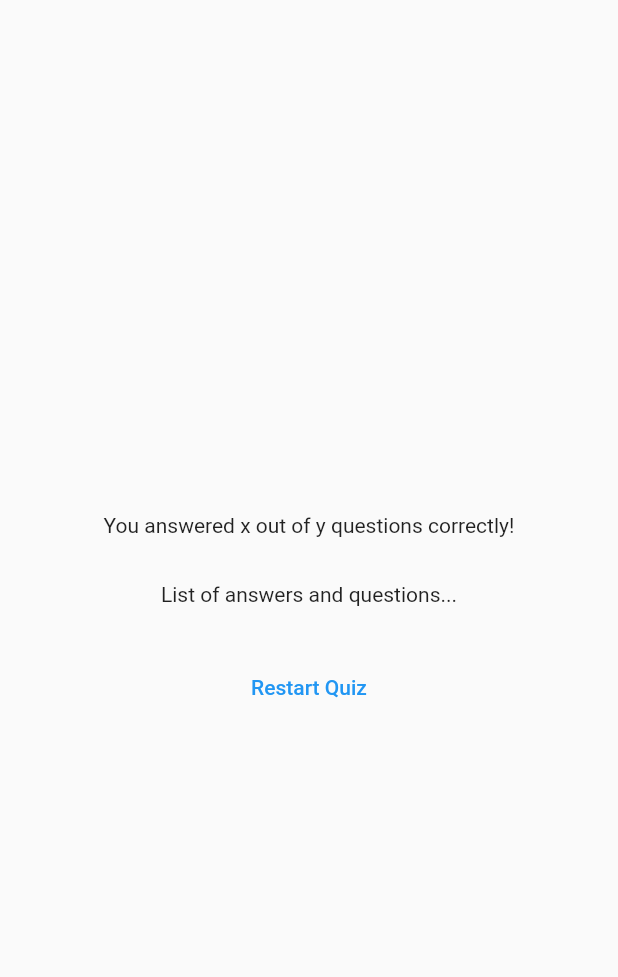
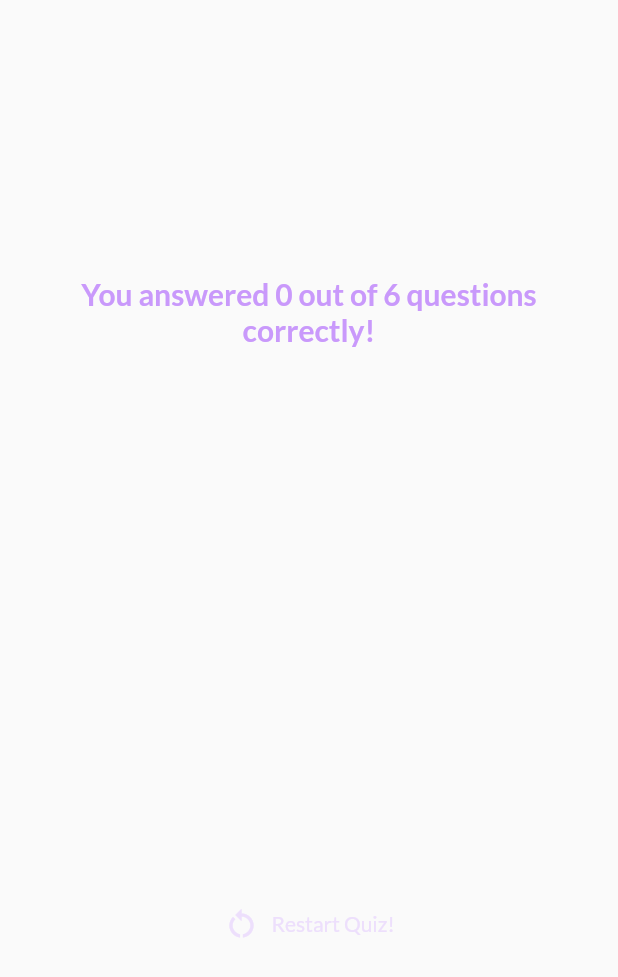
Before and after one commit to minkhantko-0/quiz-app, a Flutter app: the ResultsScreen widget shown alone on an empty page, opened directly with empty values, on a phone screen of 412 x 824 dp. Shown: the top 977 px of the screen. Run offline on Flutter 3.47's test engine with Material 2 defaults, Android fonts, the phone set to English and light mode, and no system bars; our stand-ins replace google_fonts.

Commit message:
ui changes finalized and restart quiz feature added

```diff
--- a/lib/results_screen.dart
+++ b/lib/results_screen.dart
@@ -1,10 +1,17 @@
 import 'package:first_app/data/questions.dart';
+import 'package:first_app/questions_summary.dart';
+import 'package:google_fonts/google_fonts.dart';
 import 'package:flutter/material.dart';
 
 class ResultsScreen extends StatelessWidget {
-  const ResultsScreen({required this.chosenAnswers, super.key});
+  const ResultsScreen({
+    required this.chosenAnswers,
+    required this.onRestart,
+    super.key,
+  });
 
   final List<String> chosenAnswers;
+  final Function() onRestart;
 
   List<Map<String, Object>> getSummaryData() {
     final List<Map<String, Object>> summary = [];
@@ -23,6 +30,14 @@ class ResultsScreen extends StatelessWidget {
 
   @override
   Widget build(context) {
+    final summaryData = getSummaryData();
+    final numTotalQuestions = questions.length;
+    final numCorrectAnswers = summaryData
+        .where(
+          (summary) => summary["user_answer"] == summary["correct_answer"],
+        )
+        .length;
+
     return SizedBox(
       width: double.infinity,
       child: Container(
@@ -30,13 +45,28 @@ class ResultsScreen extends StatelessWidget {
         child: Column(
           mainAxisAlignment: MainAxisAlignment.center,
           children: [
-            const Text('You answered x out of y questions correctly!'),
+            Text(
+              'You answered $numCorrectAnswers out of $numTotalQuestions questions correctly!',
+              style: GoogleFonts.lato(
+                color: const Color.fromARGB(255, 201, 153, 251),
+                fontSize: 20,
+                fontWeight: FontWeight.bold,
+              ),
+              textAlign: TextAlign.center,
+            ),
             const SizedBox(height: 30),
-            const Text('List of answers and questions...'),
+            QuestionsSummary(getSummaryData()),
             const SizedBox(height: 30),
-            TextButton(
-              onPressed: () {},
-              child: const Text('Restart Quiz'),
+            TextButton.icon(
+              onPressed: onRestart,
+              icon: const Icon(Icons.restart_alt_sharp),
+              style: TextButton.styleFrom(
+                foregroundColor: const Color.fromARGB(255, 237, 223, 252),
+              ),
+              label: Text(
+                "Restart Quiz!",
+                style: GoogleFonts.lato(),
+              ),
             )
           ],
         ),
```
Also changed, not shown: lib/questions_summary.dart (+54 -2 lines), lib/quiz.dart (+9 -2 lines).
